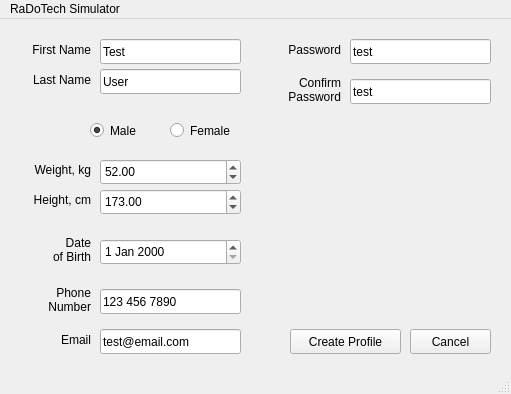
Before: the Qt Designer form createprofilewindow.ui in Matt-desousa/COMP3004-FinalProject, drawn with Qt 5.
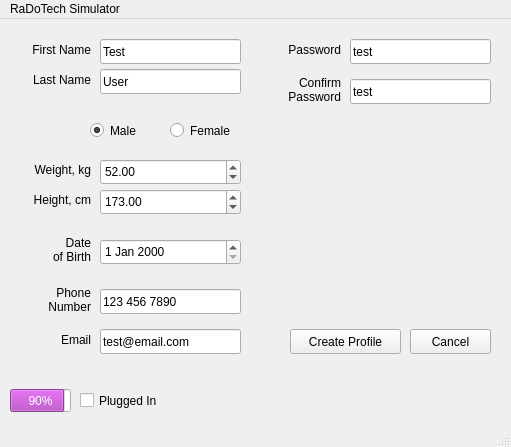
After: the same form once the commit is applied.

Commit message: multiple charge UIs!

What changed in the file:
```diff
--- a/createprofilewindow.ui
+++ b/createprofilewindow.ui
@@ -7,7 +7,7 @@
     <x>0</x>
     <y>0</y>
     <width>511</width>
-    <height>394</height>
+    <height>447</height>
    </rect>
   </property>
   <property name="windowTitle">
@@ -366,6 +366,81 @@
      <string>123 456 7890</string>
     </property>
    </widget>
+   <widget class="QCheckBox" name="isCharging">
+    <property name="geometry">
+     <rect>
+      <x>80</x>
+      <y>370</y>
+      <width>90</width>
+      <height>23</height>
+     </rect>
+    </property>
+    <property name="text">
+     <string>Plugged In</string>
+    </property>
+   </widget>
+   <widget class="QProgressBar" name="ChargeIndicator">
+    <property name="geometry">
+     <rect>
+      <x>10</x>
+      <y>370</y>
+      <width>61</width>
+      <height>23</height>
+     </rect>
+    </property>
+    <property name="palette">
+     <palette>
+      <active>
+       <colorrole role="Highlight">
+        <brush brushstyle="SolidPattern">
+         <color alpha="255">
+          <red>192</red>
+          <green>97</green>
+          <blue>203</blue>
+         </color>
+        </brush>
+       </colorrole>
+      </active>
+      <inactive>
+       <colorrole role="Highlight">
+        <brush brushstyle="SolidPattern">
+         <color alpha="255">
+          <red>192</red>
+          <green>97</green>
+          <blue>203</blue>
+         </color>
+        </brush>
+       </colorrole>
+      </inactive>
+      <disabled>
+       <colorrole role="Highlight">
+        <brush brushstyle="SolidPattern">
+         <color alpha="255">
+          <red>145</red>
+          <green>145</green>
+          <blue>145</blue>
+         </color>
+        </brush>
+       </colorrole>
+      </disabled>
+     </palette>
+    </property>
+    <property name="value">
+     <number>90</number>
+    </property>
+    <property name="alignment">
+     <set>Qt::AlignLeading|Qt::AlignLeft|Qt::AlignVCenter</set>
+    </property>
+    <property name="textVisible">
+     <bool>true</bool>
+    </property>
+    <property name="invertedAppearance">
+     <bool>false</bool>
+    </property>
+    <property name="textDirection">
+     <enum>QProgressBar::TopToBottom</enum>
+    </property>
+   </widget>
   </widget>
   <widget class="QMenuBar" name="menubar">
    <property name="geometry">
```
The commit also changes 5 other files.
